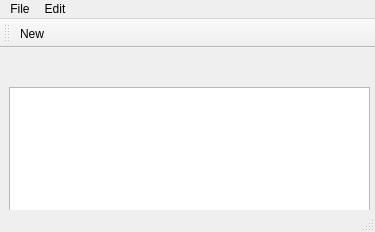
Old version of the form notePad/mainwindow.ui in the repository motazmuhammad/pdfManipulator.
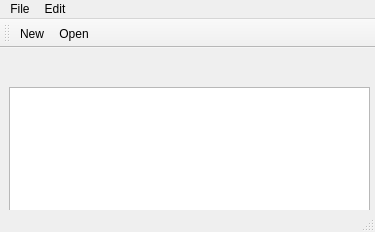
New version of the form. Icons and pictures are not drawn.

Commit message: implementation of the openFile button

The edit to the form file:
```diff
--- a/notePad/mainwindow.ui
+++ b/notePad/mainwindow.ui
@@ -74,6 +74,7 @@
     <bool>false</bool>
    </attribute>
    <addaction name="actionNew"/>
+   <addaction name="actionOpen"/>
   </widget>
   <action name="actionNew">
    <property name="icon">
```
Left out of the diff: 4 changed lines with no effect on the pictures. The commit also changes 2 other files.
